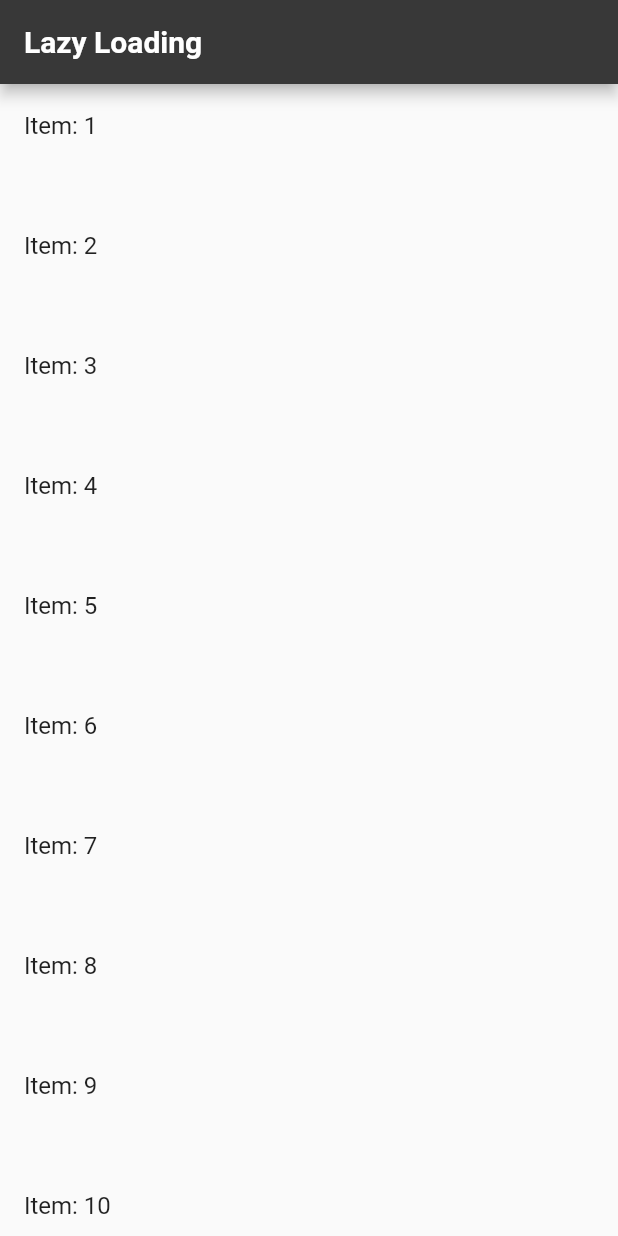
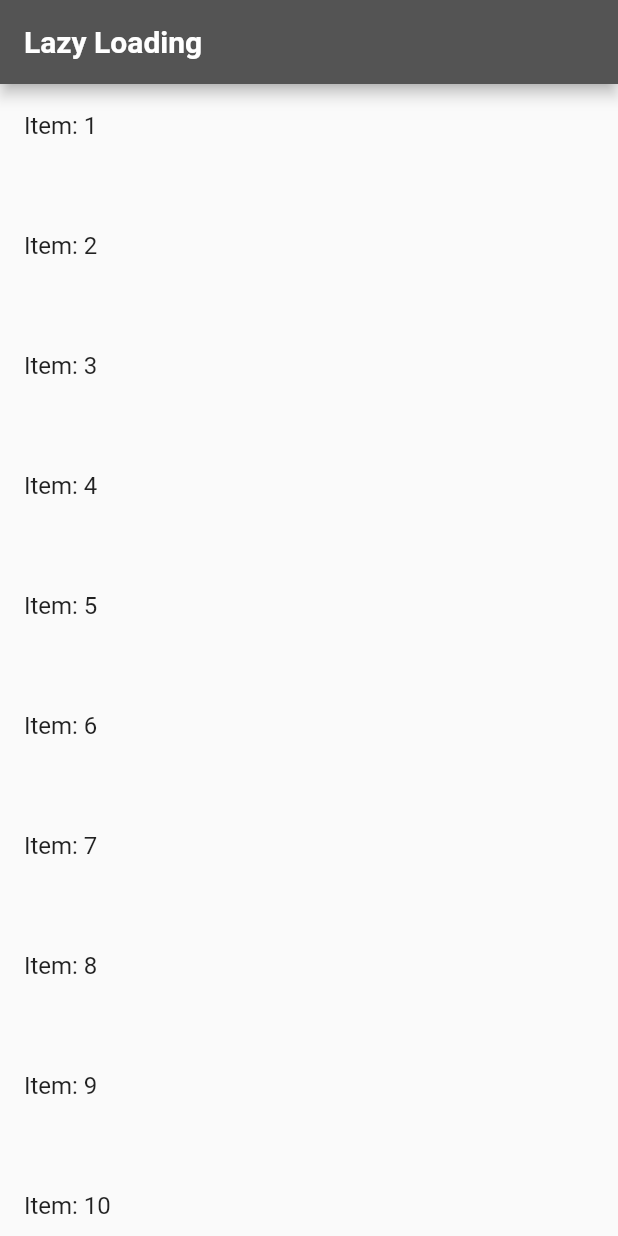
Before and after one commit to malavikaac/Flutter_Lazyloding, a Flutter app: the screen it shows after launch, on a phone screen of 412 x 824 dp. Run offline on Flutter 3.47's test engine with Material 2 defaults, Android fonts, the phone set to English and light mode, and no system bars.

```diff
--- a/lib/homepage.dart
+++ b/lib/homepage.dart
@@ -43,7 +43,7 @@ class _HomepageState extends State<Homepage> {
             "Lazy Loading",
             style: TextStyle(fontWeight: FontWeight.w700),
           ),
-          backgroundColor: Color.fromARGB(255, 56, 56, 56),
+          backgroundColor: Color.fromARGB(255, 84, 84, 84),
         ),
         body: ListView.builder(
             controller: _scrollController,
```
